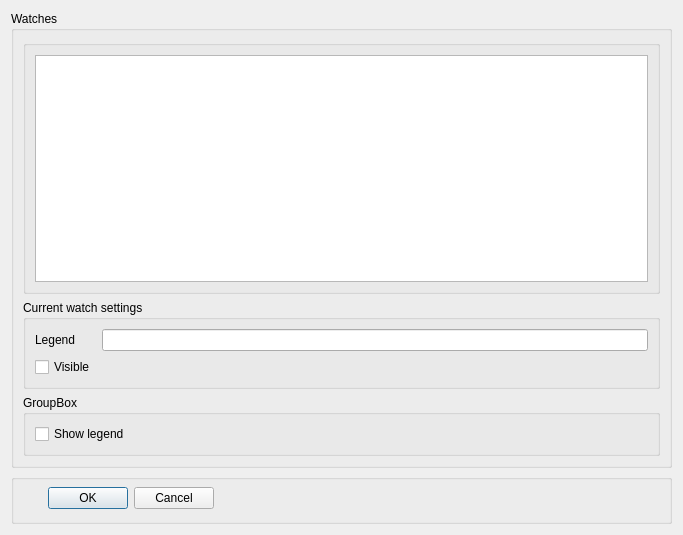
Old version of the form GUI/Qt/UWatchSettingsDialog.ui in the repository aicommunity/Rdk.
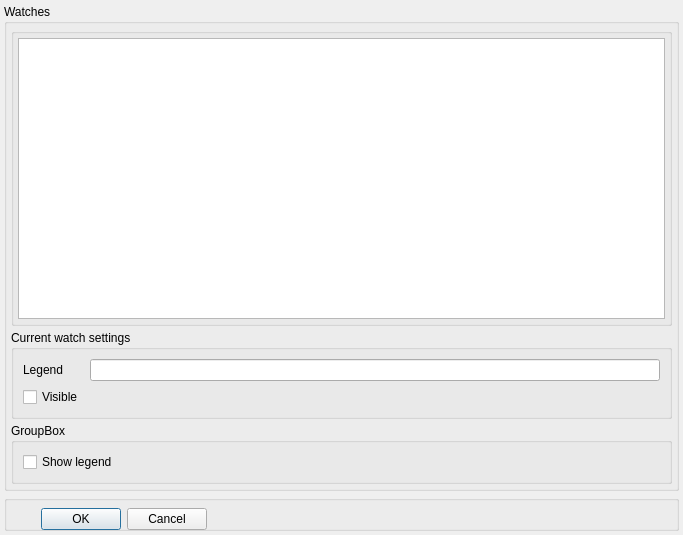
New version of the form.

Commit message:
gui(density): tighten GroupBox dialog layouts and spacers
Clamp layout margins/spacing and shrink vertical spacers in wizard,
watch, classes, and links forms without changing QGroupBox bindings.

Diff of the .ui file:
```diff
--- a/GUI/Qt/UWatchSettingsDialog.ui
+++ b/GUI/Qt/UWatchSettingsDialog.ui
@@ -14,18 +14,66 @@
    <string>Dialog</string>
   </property>
   <layout class="QVBoxLayout" name="verticalLayout">
+   <property name="spacing">
+    <number>4</number>
+   </property>
+   <property name="leftMargin">
+    <number>4</number>
+   </property>
+   <property name="topMargin">
+    <number>4</number>
+   </property>
+   <property name="rightMargin">
+    <number>4</number>
+   </property>
+   <property name="bottomMargin">
+    <number>4</number>
+   </property>
+
    <item>
     <widget class="QGroupBox" name="groupBox_2">
      <property name="title">
       <string>Watches</string>
      </property>
      <layout class="QVBoxLayout" name="verticalLayout_2">
+   <property name="spacing">
+    <number>4</number>
+   </property>
+   <property name="leftMargin">
+    <number>4</number>
+   </property>
+   <property name="topMargin">
+    <number>4</number>
+   </property>
+   <property name="rightMargin">
+    <number>4</number>
+   </property>
+   <property name="bottomMargin">
+    <number>4</number>
+   </property>
+
       <item>
        <widget class="QGroupBox" name="groupBox_3">
         <property name="title">
          <string/>
         </property>
         <layout class="QVBoxLayout" name="verticalLayout_3">
+   <property name="spacing">
+    <number>4</number>
+   </property>
+   <property name="leftMargin">
+    <number>4</number>
+   </property>
+   <property name="topMargin">
+    <number>4</number>
+   </property>
+   <property name="rightMargin">
+    <number>4</number>
+   </property>
+   <property name="bottomMargin">
+    <number>4</number>
+   </property>
+
          <item>
           <widget class="QTableView" name="tableView"/>
          </item>
@@ -91,7 +139,7 @@
      <property name="minimumSize">
       <size>
        <width>0</width>
-       <height>50</height>
+       <height>36</height>
       </size>
      </property>
      <property name="title">
```
The commit also changes 5 other files.
